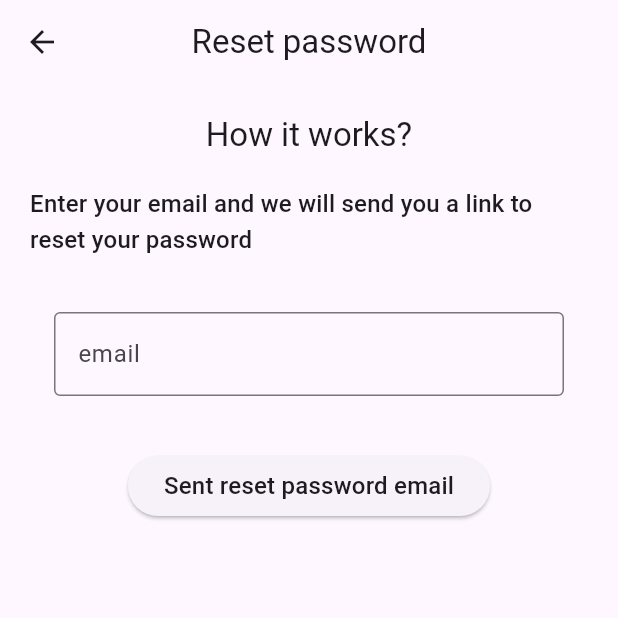
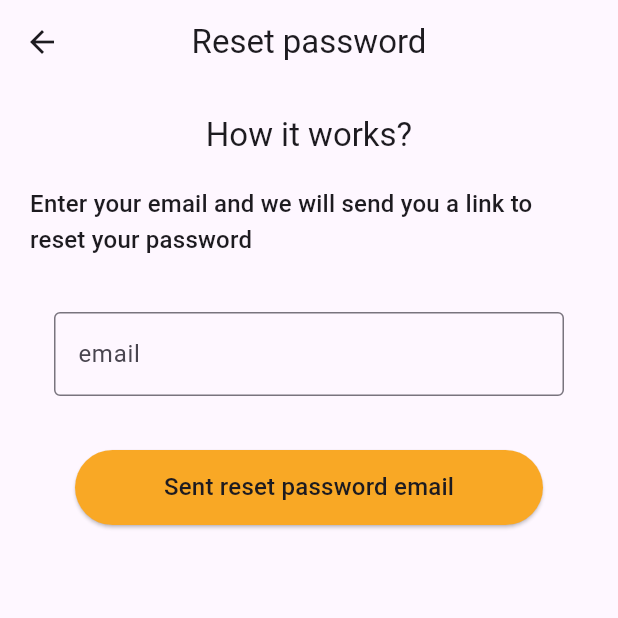
Before and after one commit to mohamedmahmoud95/smart-charging-echo-system-app, a Flutter app: the screen it shows after launch, after a tap on "Forgot password?", on a phone screen of 412 x 824 dp, the top half of it. Run offline on Flutter 3.47's test engine with Material 3 defaults, Android fonts, the phone set to English and light mode, and no system bars; our stand-ins replace firebase_auth, firebase_core; accounts and stored records are empty; network calls fail.

Commit message:
added styling to buttons and text fields

```diff
--- a/lib/core/app_constants/app_images.dart
+++ b/lib/core/app_constants/app_images.dart
@@ -4,7 +4,6 @@ class AppImages {
 
   static const String baseImageUrl = "assets/images";
   //==========================================================================================//
-  //AdBlip assets
   static const String logo = "$baseImageUrl/logo.png";
 
     //==========================================================================================//
--- a/lib/features/authentication/presentation/pages/sign_in_screen.dart
+++ b/lib/features/authentication/presentation/pages/sign_in_screen.dart
@@ -25,9 +25,9 @@ class SignInScreen extends StatelessWidget {
           mainAxisAlignment: MainAxisAlignment.spaceEvenly,
           crossAxisAlignment: CrossAxisAlignment.center,
           children: [
-            const AdBlipLogo(
-              height: 200,
-              width: 200,
+            const AppLogo(
+              height: 300,
+              width: 300,
             ),
             TextFieldWidget(label: 'email', textController: emailController),
            const SizedBox(height: 20,),
@@ -43,16 +43,16 @@ class SignInScreen extends StatelessWidget {
 
             const SizedBox(height: 20,),
             ButtonWidget(onPressed: ()async{
-              // await FirebaseAuthServices.instance.register(
+              await FirebaseAuthServices.instance.register(
+                email: emailController.text,
+                password: passwordController.text,
+              );
+
+              // await FirebaseAuthServices.instance.signIn(
               //   email: emailController.text,
               //   password: passwordController.text,
               // );
-
-              await FirebaseAuthServices.instance.signIn(
-                email: emailController.text,
-                password: passwordController.text,
-              );
-            }, child: const Text('Login')),
+            }, text: 'Login',),
 
           ],
         ),),
--- a/lib/widgets/buttons/button_widget.dart
+++ b/lib/widgets/buttons/button_widget.dart
@@ -2,11 +2,27 @@ import 'package:flutter/material.dart';
 
 class ButtonWidget extends StatelessWidget {
   final Function onPressed;
-  final Widget child;
-  const ButtonWidget({super.key, required this.onPressed, required this.child});
+  final Widget? child;
+  final String? text;
+  final Color? backgroundColor;
+  final Color? foregroundColor;
+  final double? width;
+  final double? height;
+  const ButtonWidget({super.key, required this.onPressed, this.child, this.backgroundColor, this.foregroundColor, this.width, this.height, this.text});
 
   @override
   Widget build(BuildContext context) {
-    return ElevatedButton(onPressed: (){ onPressed(); }, child: child);
+    return SizedBox(
+      height: height?? 50,
+      width: width?? MediaQuery.of(context).size.width - 100,
+      child: ElevatedButton(onPressed: (){ onPressed(); },
+    style: ElevatedButton.styleFrom(
+      foregroundColor: foregroundColor??Colors.white,
+      backgroundColor: backgroundColor??Colors.yellow.shade800,
+    ), child: child?? Text(text!, style: const TextStyle(
+          fontSize: 20,
+          fontWeight: FontWeight.w600,
+        ),),),
+    );
   }
 }
--- a/lib/widgets/logo.dart
+++ b/lib/widgets/logo.dart
@@ -3,10 +3,10 @@ import 'package:flutter/material.dart';
 
 import '../core/app_constants/app_images.dart';
 
-class AdBlipLogo extends StatelessWidget {
+class AppLogo extends StatelessWidget {
   final double height;
   final double width;
-  const AdBlipLogo({super.key, required this.height, required this.width});
+  const AppLogo({super.key, required this.height, required this.width});
 
   @override
   Widget build(BuildContext context) {
--- a/pubspec.yaml
+++ b/pubspec.yaml
@@ -61,9 +61,8 @@ flutter:
   uses-material-design: true
 
   # To add assets to your application, add an assets section, like this:
-  # assets:
-  #   - images/a_dot_burr.jpeg
-  #   - images/a_dot_ham.jpeg
+  assets:
+      - assets/images/
 
   # An image asset can refer to one or more resolution-specific "variants", see
   # https://flutter.dev/assets-and-images/#resolution-aware
```
Also changed, not shown: assets/images/logo.png (added), 1 other file.
